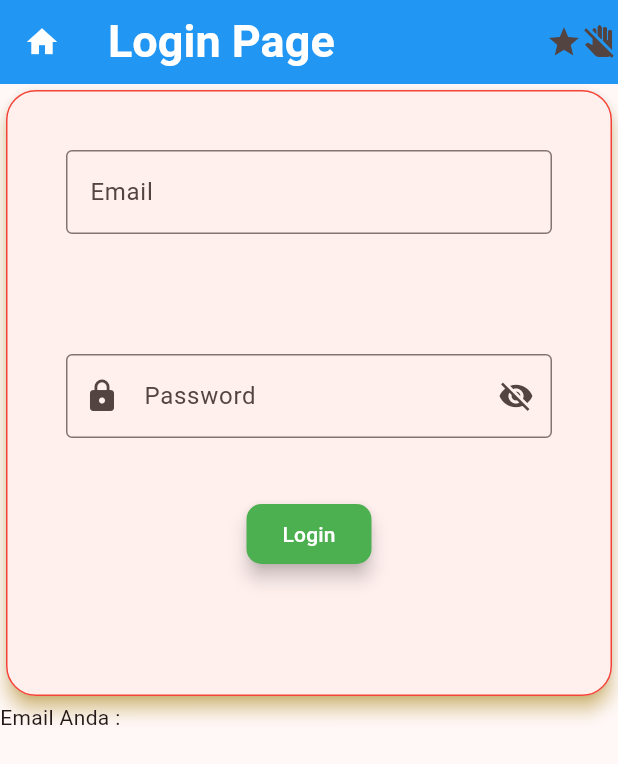
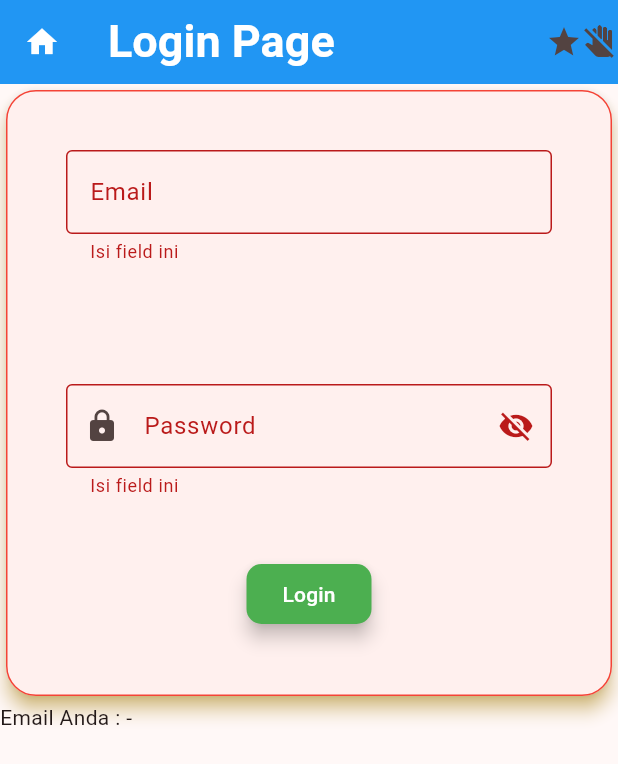
Before and after one commit to khaniffatoni/advance-8jun24, a Flutter app: the screen it shows after launch, after a tap on "Login", on a phone screen of 412 x 824 dp. Shown: the top 764 px of the screen. Run offline on Flutter 3.47's test engine with Material 3 defaults, Android fonts, the phone set to English and light mode, and no system bars; our stand-ins replace fluttertoast; network calls fail.

Commit message:
validate in login form

```diff
--- a/flutter_application_advance/lib/UI/login_page.dart
+++ b/flutter_application_advance/lib/UI/login_page.dart
@@ -1,4 +1,6 @@
 import 'package:flutter/material.dart';
+import 'package:flutter/widgets.dart';
+import 'package:fluttertoast/fluttertoast.dart';
 
 class LoginPage extends StatefulWidget {
   const LoginPage({super.key});
@@ -8,10 +10,11 @@ class LoginPage extends StatefulWidget {
 }
 
 class _LoginPageState extends State<LoginPage> {
+  final _formKey = GlobalKey<FormState>();
   TextEditingController emailField = TextEditingController();
   TextEditingController passwordField = TextEditingController();
   bool statusObsecure = true;
-  String email = '';
+  String? email;
   String password = '';
 
   @override
@@ -38,14 +41,16 @@ class _LoginPageState extends State<LoginPage> {
           // Image.asset('lib/assets/images/Google-flutter.png'),
           Image.network(
               'https://coaching.course-net.com/img/logo_course_net_dark.a81c3f77.png'),
-          Container(
+          SizedBox(
             height: MediaQuery.sizeOf(context).height / 2,
             child: Card(
               elevation: 5,
               shadowColor: Colors.amber,
-              shape: RoundedRectangleBorder(
+              shape: const RoundedRectangleBorder(
                   borderRadius: BorderRadius.all(Radius.circular(20)),
                   side: BorderSide(color: Colors.red)),
+              child: Form(
+                key: _formKey,
                 child: Column(
                   children: [
                     Padding(
@@ -53,12 +58,20 @@ class _LoginPageState extends State<LoginPage> {
                       child: TextFormField(
                         controller: emailField,
                         keyboardType: TextInputType.emailAddress,
+                        validator: (value) {
+                          if (value == '') {
+                            return 'Isi field ini';
+                          } else if (!value!.contains('@')) {
+                            return 'Bukan email, silahkan input ulang';
+                          }
+                          return null;
+                        },
                         // onChanged: (value) {
                         //   setState(() {
                         //     email = value;
                         //   });
                         // },
-                      decoration: InputDecoration(
+                        decoration: const InputDecoration(
                             hintText: 'Masukkan Email',
                             labelText: 'Email',
                             focusedBorder: OutlineInputBorder(
@@ -75,10 +88,16 @@ class _LoginPageState extends State<LoginPage> {
                         controller: passwordField,
                         keyboardType: TextInputType.visiblePassword,
                         obscureText: statusObsecure,
+                        validator: (value) {
+                          if (value == '') {
+                            return 'Isi field ini';
+                          }
+                          return null;
+                        },
                         decoration: InputDecoration(
                             hintText: 'Masukkan Password',
                             labelText: 'Password',
-                          prefixIcon: Icon(Icons.lock),
+                            prefixIcon: const Icon(Icons.lock),
                             suffixIcon: IconButton(
                                 onPressed: () {
                                   setState(() {
@@ -88,9 +107,9 @@ class _LoginPageState extends State<LoginPage> {
                                 icon: Icon(statusObsecure
                                     ? Icons.visibility_off
                                     : Icons.visibility)),
-                          focusedBorder: OutlineInputBorder(
+                            focusedBorder: const OutlineInputBorder(
                                 borderSide: BorderSide(color: Colors.blue)),
-                          border: OutlineInputBorder(
+                            border: const OutlineInputBorder(
                                 borderSide: BorderSide(
                               color: Colors.blue,
                             ))),
@@ -105,7 +124,7 @@ class _LoginPageState extends State<LoginPage> {
                         onPressed: () {
                           loginProcess();
                         },
-                      child: Text(
+                        child: const Text(
                           'Login',
                           style: TextStyle(color: Colors.white),
                         ))
@@ -113,15 +132,52 @@ class _LoginPageState extends State<LoginPage> {
                 ),
               ),
             ),
-          Text('Email Anda : $email')
+          ),
+          Text('Email Anda : ${email ?? '-'}')
         ],
       ),
     );
   }
 
   void loginProcess() {
-    setState(() {
-      email = emailField.text;
-    });
+    if (_formKey.currentState!.validate()) {
+      Fluttertoast.showToast(
+          msg: 'Success',
+          toastLength: Toast.LENGTH_SHORT,
+          backgroundColor: Colors.green);
+    }
+
+    // if (emailField.text.isEmpty || passwordField.text.isEmpty) {
+    // example : toast
+    // Fluttertoast.showToast(
+    //     msg: 'Lengkapi semua field isian!!',
+    //     toastLength: Toast.LENGTH_SHORT,
+    //     backgroundColor: Colors.red);
+    // example : snackbar
+    // ScaffoldMessenger.of(context).showSnackBar(SnackBar(
+    //   content: Text('Lengkapi semua field isian!!!'),
+    //   backgroundColor: Colors.red,
+    //   shape: RoundedRectangleBorder(
+    //       borderRadius: BorderRadius.only(
+    //           topLeft: Radius.circular(20), topRight: Radius.circular(20))),
+    //   action: SnackBarAction(
+    //       label: 'Dismiss',
+    //       onPressed: () => ScaffoldMessenger.of(context).clearSnackBars()),
+    // ));
+    // example : alert dialog
+    // showDialog(
+    //   context: context,
+    //   builder: (context) {
+    //     return AlertDialog(
+    //       content: Text('Lengkapi semua field isian!!!'),
+    //       actions: [
+    //         TextButton(
+    //             onPressed: () => Navigator.pop(context),
+    //             child: Text('Dismiss'))
+    //       ],
+    //     );
+    //   },
+    // );
+    // } else {}
   }
 }
--- /dev/null
+++ b/flutter_application_advance/lib/commons/color_pallete.dart
@@ -0,0 +1,3 @@
+import 'package:flutter/material.dart';
+
+Color primaryColor = Color(0xFF0000FF);
--- a/flutter_application_advance/pubspec.yaml
+++ b/flutter_application_advance/pubspec.yaml
@@ -35,6 +35,7 @@ dependencies:
   # The following adds the Cupertino Icons font to your application.
   # Use with the CupertinoIcons class for iOS style icons.
   cupertino_icons: ^1.0.6
+  fluttertoast: ^8.2.6
 
 dev_dependencies:
   flutter_test:
```
Lines whose indentation alone changed are shown as unchanged.
